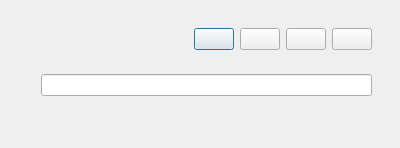
levirumm/MyCalendar, file app/gui/layout/form.ui: the form before one commit.
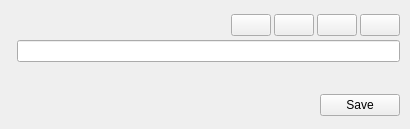
The form after the commit. Icons and pictures are not drawn.

```diff
--- a/app/gui/layout/form.ui
+++ b/app/gui/layout/form.ui
@@ -6,10 +6,16 @@
    <rect>
     <x>0</x>
     <y>0</y>
-    <width>400</width>
+    <width>410</width>
     <height>129</height>
    </rect>
   </property>
+  <property name="minimumSize">
+   <size>
+    <width>410</width>
+    <height>0</height>
+   </size>
+  </property>
   <property name="windowTitle">
    <string>Dialog</string>
   </property>
@@ -37,7 +43,22 @@
      <property name="frameShadow">
       <enum>QFrame::Raised</enum>
      </property>
-     <layout class="QVBoxLayout" name="verticalLayout_2">
+     <layout class="QVBoxLayout" name="frame_layout">
+      <property name="spacing">
+       <number>0</number>
+      </property>
+      <property name="leftMargin">
+       <number>0</number>
+      </property>
+      <property name="topMargin">
+       <number>0</number>
+      </property>
+      <property name="rightMargin">
+       <number>0</number>
+      </property>
+      <property name="bottomMargin">
+       <number>0</number>
+      </property>
       <item>
        <widget class="QFrame" name="frame_2">
         <property name="sizePolicy">
@@ -53,6 +74,21 @@
          <enum>QFrame::Raised</enum>
         </property>
         <layout class="QHBoxLayout" name="horizontalLayout">
+         <property name="spacing">
+          <number>3</number>
+         </property>
+         <property name="leftMargin">
+          <number>0</number>
+         </property>
+         <property name="topMargin">
+          <number>4</number>
+         </property>
+         <property name="rightMargin">
+          <number>0</number>
+         </property>
+         <property name="bottomMargin">
+          <number>0</number>
+         </property>
          <item>
           <spacer name="horizontalSpacer">
            <property name="orientation">
@@ -60,7 +96,7 @@
            </property>
            <property name="sizeHint" stdset="0">
             <size>
-             <width>246</width>
+             <width>284</width>
              <height>20</height>
             </size>
            </property>
@@ -68,6 +104,12 @@
          </item>
          <item>
           <widget class="QPushButton" name="complete_button">
+           <property name="focusPolicy">
+            <enum>Qt::NoFocus</enum>
+           </property>
+           <property name="toolTip">
+            <string>Mark complete</string>
+           </property>
            <property name="text">
             <string/>
            </property>
@@ -78,6 +120,12 @@
          </item>
          <item>
           <widget class="QPushButton" name="delete_button">
+           <property name="focusPolicy">
+            <enum>Qt::NoFocus</enum>
+           </property>
+           <property name="toolTip">
+            <string>Delete</string>
+           </property>
            <property name="text">
             <string/>
            </property>
@@ -89,6 +137,12 @@
          </item>
          <item>
           <widget class="QPushButton" name="edit_button">
+           <property name="focusPolicy">
+            <enum>Qt::NoFocus</enum>
+           </property>
+           <property name="toolTip">
+            <string>Edit</string>
+           </property>
            <property name="text">
             <string/>
            </property>
@@ -100,6 +154,12 @@
          </item>
          <item>
           <widget class="QPushButton" name="close_button">
+           <property name="focusPolicy">
+            <enum>Qt::NoFocus</enum>
+           </property>
+           <property name="toolTip">
+            <string>Close</string>
+           </property>
            <property name="text">
             <string/>
            </property>
@@ -126,12 +186,30 @@
         <property name="frameShadow">
          <enum>QFrame::Raised</enum>
         </property>
-        <layout class="QHBoxLayout" name="horizontalLayout_2">
+        <layout class="QHBoxLayout" name="title_layout">
+         <property name="spacing">
+          <number>0</number>
+         </property>
+         <property name="leftMargin">
+          <number>0</number>
+         </property>
+         <property name="topMargin">
+          <number>0</number>
+         </property>
+         <property name="rightMargin">
+          <number>0</number>
+         </property>
+         <property name="bottomMargin">
+          <number>0</number>
+         </property>
          <item>
           <widget class="QLabel" name="color_indicator">
            <property name="text">
             <string/>
            </property>
+           <property name="alignment">
+            <set>Qt::AlignCenter</set>
+           </property>
           </widget>
          </item>
          <item>
@@ -159,8 +237,86 @@
          <enum>QFrame::Raised</enum>
         </property>
         <layout class="QHBoxLayout" name="horizontalLayout_3">
+         <property name="spacing">
+          <number>0</number>
+         </property>
+         <property name="leftMargin">
+          <number>0</number>
+         </property>
+         <property name="topMargin">
+          <number>0</number>
+         </property>
+         <property name="rightMargin">
+          <number>0</number>
+         </property>
+         <property name="bottomMargin">
+          <number>0</number>
+         </property>
          <item>
-          <layout class="QVBoxLayout" name="row_layout"/>
+          <layout class="QVBoxLayout" name="row_layout">
+           <property name="spacing">
+            <number>0</number>
+           </property>
+          </layout>
+         </item>
+        </layout>
+       </widget>
+      </item>
+      <item>
+       <widget class="QFrame" name="frame_5">
+        <property name="frameShape">
+         <enum>QFrame::NoFrame</enum>
+        </property>
+        <property name="frameShadow">
+         <enum>QFrame::Raised</enum>
+        </property>
+        <layout class="QHBoxLayout" name="horizontalLayout_4">
+         <property name="spacing">
+          <number>0</number>
+         </property>
+         <property name="leftMargin">
+          <number>0</number>
+         </property>
+         <property name="topMargin">
+          <number>0</number>
+         </property>
+         <property name="rightMargin">
+          <number>0</number>
+         </property>
+         <property name="bottomMargin">
+          <number>0</number>
+         </property>
+         <item>
+          <widget class="QFrame" name="frame_6">
+           <property name="sizePolicy">
+            <sizepolicy hsizetype="Preferred" vsizetype="Preferred">
+             <horstretch>6</horstretch>
+             <verstretch>0</verstretch>
+            </sizepolicy>
+           </property>
+           <property name="frameShape">
+            <enum>QFrame::NoFrame</enum>
+           </property>
+           <property name="frameShadow">
+            <enum>QFrame::Raised</enum>
+           </property>
+          </widget>
+         </item>
+         <item>
+          <widget class="QPushButton" name="save_button">
+           <property name="sizePolicy">
+            <sizepolicy hsizetype="Minimum" vsizetype="Fixed">
+             <horstretch>1</horstretch>
+             <verstretch>0</verstretch>
+            </sizepolicy>
+           </property>
+           <property name="focusPolicy">
+            <enum>Qt::NoFocus</enum>
+           </property>
+           <property name="text">
+            <string>Save</string>
+           </property>
+          </widget>
          </item>
         </layout>
        </widget>
```
